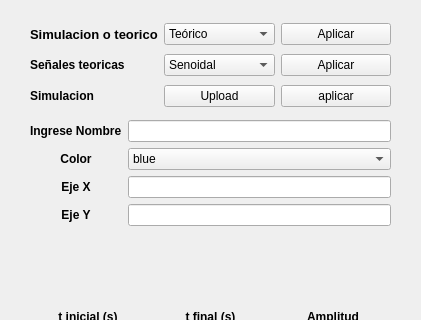
First picture: the form in frontend/input_resp_temp.ui, repository odevincenti/TC-TP1, before the edit; both pictures show x 0 to 421 and y 0 to 320 of the 421 by 562 pixel window.
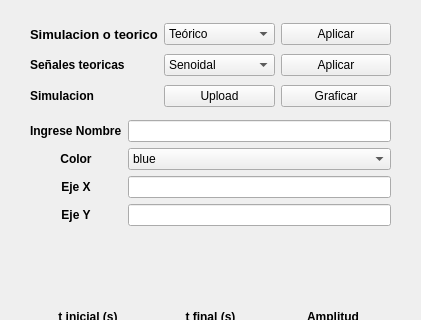
Second picture: the form after the edit.

```diff
--- a/frontend/input_resp_temp.ui
+++ b/frontend/input_resp_temp.ui
@@ -54,13 +54,6 @@
       </item>
      </widget>
     </item>
-    <item row="2" column="2">
-     <widget class="QPushButton" name="simu_aplicar">
-      <property name="text">
-       <string>aplicar</string>
-      </property>
-     </widget>
-    </item>
     <item row="1" column="0">
      <widget class="QLabel" name="resp_temp_teo_label">
       <property name="font">
@@ -144,6 +137,19 @@
       </item>
      </widget>
     </item>
+    <item row="2" column="2">
+     <widget class="QPushButton" name="simu_graficar">
+      <property name="font">
+       <font>
+        <weight>50</weight>
+        <bold>false</bold>
+       </font>
+      </property>
+      <property name="text">
+       <string>Graficar</string>
+      </property>
+     </widget>
+    </item>
    </layout>
   </widget>
   <widget class="QPushButton" name="resp_temp_graficar">
```
